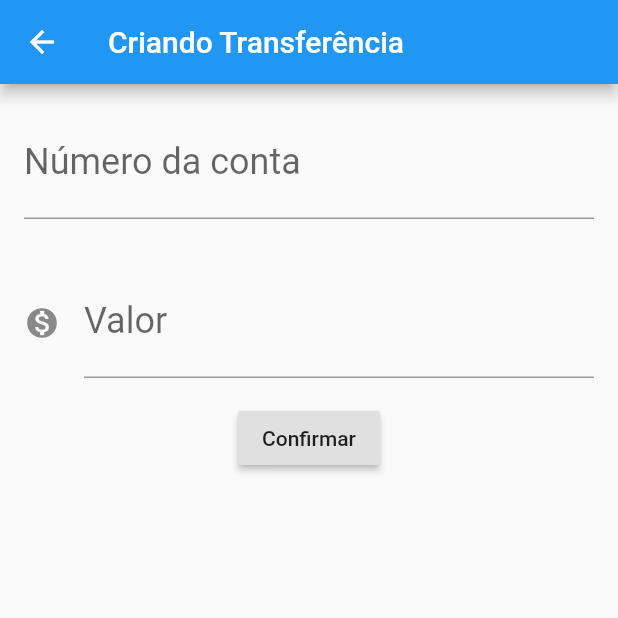
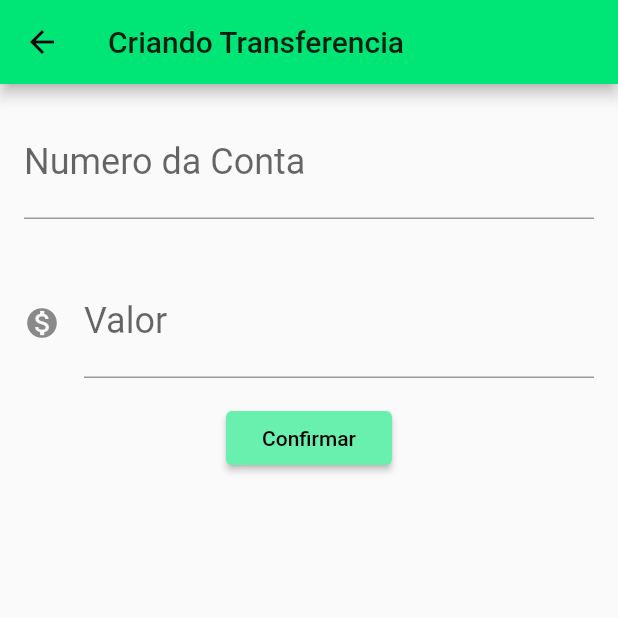
Before and after one commit to jp-munhoz/flutter-bytebank, a Flutter app: the screen it shows after launch, after a tap on the "add" icon, on a phone screen of 412 x 824 dp, the top half of it. Run offline on Flutter 3.47's test engine with Material 2 defaults, Android fonts, the phone set to English and light mode, and no system bars.

Commit message:
Refatoração de Código

```diff
--- /dev/null
+++ b/lib/Components/Editor.dart
@@ -0,0 +1,28 @@
+import 'package:flutter/cupertino.dart';
+import 'package:flutter/material.dart';
+
+class Editor extends StatelessWidget {
+  final TextEditingController controlador;
+  final String rotulo;
+  final String dica;
+  final IconData icone;
+
+  Editor({this.controlador, this.rotulo, this.dica, this.icone});
+
+  @override
+  Widget build(BuildContext context) {
+    return Padding(
+      padding: const EdgeInsets.all(16.0),
+      child: TextField(
+        controller: controlador,
+        style: TextStyle(fontSize: 24.0),
+        decoration: InputDecoration(
+          icon: icone != null ? Icon(icone) : null,
+          labelText: rotulo,
+          hintText: dica,
+        ),
+        keyboardType: TextInputType.number,
+      ),
+    );
+  }
+}
--- /dev/null
+++ b/lib/Models/Transferencia.dart
@@ -0,0 +1,11 @@
+class Transferencia {
+  final double valor;
+  final int numeroConta;
+
+  Transferencia(this.valor, this.numeroConta);
+
+  @override
+  String toString() {
+    return 'Transferencia{valor: $valor, numeroConta: $numeroConta}';
+  }
+}
--- /dev/null
+++ b/lib/Screens/Transferencia/Formulario.dart
@@ -0,0 +1,66 @@
+import 'package:bytebank/Components/Editor.dart';
+import 'package:bytebank/Models/Transferencia.dart';
+import 'package:flutter/cupertino.dart';
+import 'package:flutter/material.dart';
+
+const _tituloAppBar = 'Criando Transferencia';
+
+const _rotuloCampoValor = 'Valor';
+const _dicaCampoValor = '0.00';
+
+const _dicaCampoNumeroConta = '0000';
+const _rotuloNumeroConta = 'Numero da Conta';
+
+const _textoBotaoConfirmar = 'Confirmar';
+
+class FormularioTransferencia extends StatefulWidget {
+  @override
+  State<StatefulWidget> createState() {
+    return FormularioTransferenciaState();
+  }
+}
+
+class FormularioTransferenciaState extends State<FormularioTransferencia> {
+  final TextEditingController _controladorCampoNumeroConta =
+      TextEditingController();
+  final TextEditingController _controladorCampoValor = TextEditingController();
+
+  @override
+  Widget build(BuildContext context) {
+    return Scaffold(
+      appBar: AppBar(
+        title: Text(_tituloAppBar),
+      ),
+      body: SingleChildScrollView(
+        child: Column(
+          children: <Widget>[
+            Editor(
+              controlador: _controladorCampoNumeroConta,
+              dica: _dicaCampoNumeroConta,
+              rotulo: _rotuloNumeroConta,
+            ),
+            Editor(
+              dica: _dicaCampoValor,
+              controlador: _controladorCampoValor,
+              rotulo: _rotuloCampoValor,
+              icone: Icons.monetization_on,
+            ),
+            RaisedButton(
+              child: Text(_textoBotaoConfirmar),
+              onPressed: () => _criaTransferencia(context),
+            ),
+          ],
+        ),
+      ),
+    );
+  }
+
+  void _criaTransferencia(BuildContext context) {
+    final int numeroConta = int.tryParse(_controladorCampoNumeroConta.text);
+    final double valor = double.tryParse(_controladorCampoValor.text);
+    if (numeroConta != null && valor != null) {
+      final transferenciaCriada = Transferencia(valor, numeroConta);
+      Navigator.pop(context, transferenciaCriada);
+    }
+  }
+}
--- /dev/null
+++ b/lib/Screens/Transferencia/Lista.dart
@@ -0,0 +1,77 @@
+import 'package:bytebank/Models/Transferencia.dart';
+import 'package:flutter/cupertino.dart';
+import 'package:flutter/material.dart';
+import 'Formulario.dart';
+
+const _tituloAppBar = 'Transferencias';
+
+class ListaTransferencias extends StatefulWidget {
+  final List<Transferencia> _transferencias = List();
+
+  @override
+  State<StatefulWidget> createState() {
+    return ListaTransferenciasState();
+  }
+}
+
+class ListaTransferenciasState extends State<ListaTransferencias> {
+  @override
+  Widget build(BuildContext context) {
+    return Scaffold(
+      appBar: AppBar(
+        title: Text(_tituloAppBar),
+      ),
+      body: ListView.builder(
+        itemCount: widget._transferencias.length,
+        itemBuilder: (context, indice) {
+          final transferencia = widget._transferencias[indice];
+          return ItemTransferencia(transferencia);
+        },
+      ),
+      floatingActionButton: FloatingActionButton(
+        child: Icon(Icons.add),
+        onPressed: () {
+          final Future<Transferencia> future = Navigator.push(
+            context,
+            MaterialPageRoute(
+              builder: (context) {
+                return FormularioTransferencia();
+              },
+            ),
+          );
+          future.then(
+                (transferenciaRecebida) {
+              _atualiza(transferenciaRecebida);
+            },
+          );
+        },
+      ),
+    );
+  }
+
+  void _atualiza(Transferencia transferenciaRecebida) {
+    setState(
+      () {
+        if (transferenciaRecebida != null) {
+          widget._transferencias.add(transferenciaRecebida);
+        }
+      },
+    );
+  }
+}
+
+class ItemTransferencia extends StatelessWidget {
+  final Transferencia _transferencia;
+
+  ItemTransferencia(this._transferencia);
+
+  @override
+  Widget build(BuildContext context) {
+    return Card(
+        child: ListTile(
+      leading: Icon(Icons.monetization_on),
+      title: Text(_transferencia.valor.toString()),
+      subtitle: Text(_transferencia.numeroConta.toString()),
+    ));
+  }
+}
--- a/lib/main.dart
+++ b/lib/main.dart
@@ -1,4 +1,6 @@
 import 'package:flutter/material.dart';
+
+import 'Screens/Transferencia/Lista.dart';
 
 void main() => runApp(BytebankApp());
 
@@ -6,156 +8,15 @@ class BytebankApp extends StatelessWidget {
   @override
   Widget build(BuildContext context) {
     return MaterialApp(
-      home: Scaffold(
-        body: ListaTransferencias(),
+      theme: ThemeData(
+        primaryColor: Colors.greenAccent[400],
+        accentColor: Colors.greenAccent[400],
+        buttonTheme: ButtonThemeData(
+          buttonColor: Colors.greenAccent,
+          textTheme: ButtonTextTheme.primary,
+        ),
       ),
+      home: ListaTransferencias(),
     );
   }
 }
-
-class FormularioTransferencia extends StatelessWidget {
-  final TextEditingController _controladorCampoNumeroConta =
-      TextEditingController();
-  final TextEditingController _controladorCampoValor = TextEditingController();
-
-  @override
-  Widget build(BuildContext context) {
-    return Scaffold(
-        appBar: AppBar(
-          title: Text('Criando Transferência'),
-        ),
-        body: Column(
-          children: <Widget>[
-            Editor(
-              controlador: _controladorCampoNumeroConta,
-              dica: '0000',
-              rotulo: 'Número da conta',
-            ),
-            Editor(
-              dica: '0.00',
-              controlador: _controladorCampoValor,
-              rotulo: 'Valor',
-              icone: Icons.monetization_on,
-            ),
-            RaisedButton(
-              child: Text('Confirmar'),
-              onPressed: () => _criaTransferencia(context),
-            )
-          ],
-        ));
-  }
-
-  void _criaTransferencia(BuildContext context) {
-    final int numeroConta = int.tryParse(_controladorCampoNumeroConta.text);
-    final double valor = double.tryParse(_controladorCampoValor.text);
-    if (numeroConta != null && valor != null) {
-      final transferenciaCriada = Transferencia(valor, numeroConta);
-      debugPrint('Criando transferência');
-      debugPrint('$transferenciaCriada');
-      Navigator.pop(context, transferenciaCriada);
-    }
-  }
-}
-
-class Editor extends StatelessWidget {
-  final TextEditingController controlador;
-  final String rotulo;
-  final String dica;
-  final IconData icone;
-
-  Editor({this.controlador, this.rotulo, this.dica, this.icone});
-
-  @override
-  Widget build(BuildContext context) {
-    return Padding(
-      padding: const EdgeInsets.all(16.0),
-      child: TextField(
-        controller: controlador,
-        style: TextStyle(fontSize: 24.0),
-        decoration: InputDecoration(
-          icon: icone != null ? Icon(icone) : null,
-          labelText: rotulo,
-          hintText: dica,
-        ),
-        keyboardType: TextInputType.number,
-      ),
-    );
-  }
-}
-
-class ListaTransferencias extends StatefulWidget {
-  final List<Transferencia> _transferencias = List();
-
-  @override
-  State<StatefulWidget> createState() {
-    return ListaTransferenciasState();
-  }
-}
-
-class ListaTransferenciasState extends State<ListaTransferencias> {
-  @override
-  Widget build(BuildContext context) {
-    return Scaffold(
-      appBar: AppBar(
-        title: Text('Transferências'),
-      ),
-      body: ListView.builder(
-        itemCount: widget._transferencias.length,
-        itemBuilder: (context, indice) {
-          final transferencia = widget._transferencias[indice];
-          return ItemTransferencia(transferencia);
-        },
-      ),
-      floatingActionButton: FloatingActionButton(
-        child: Icon(Icons.add),
-        onPressed: () {
-          final Future<Transferencia> future = Navigator.push(
-            context,
-            MaterialPageRoute(
-              builder: (context) {
-                return FormularioTransferencia();
-              },
-            ),
-          );
-          future.then(
-            (transferenciaRecebida) {
-              setState(() {
-                debugPrint('chegou no then do future');
-                debugPrint('$transferenciaRecebida');
-                widget._transferencias.add(transferenciaRecebida);
-              });
-            },
-          );
-        },
-      ),
-    );
-  }
-}
-
-class ItemTransferencia extends StatelessWidget {
-  final Transferencia _transferencia;
-
-  ItemTransferencia(this._transferencia);
-
-  @override
-  Widget build(BuildContext context) {
-    return Card(
-        child: ListTile(
-      leading: Icon(Icons.monetization_on),
-      title: Text(_transferencia.valor.toString()),
-      subtitle: Text(_transferencia.numeroConta.toString()),
-    ));
-  }
-}
-
-class Transferencia {
-  final double valor;
-  final int numeroConta;
-
-  Transferencia(this.valor, this.numeroConta);
-
-  @override
-  String toString() {
-    return 'Transferencia{valor: $valor, numeroConta: $numeroConta}';
-  }
-}
```
Also changed, not shown: 1 other file.
